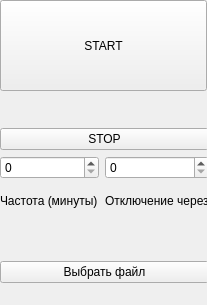
PulsarG/KillSwitch, file mainwindow.ui: the form before one commit.
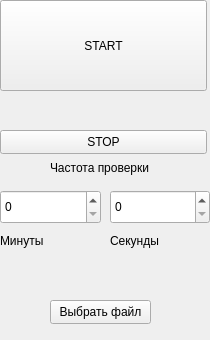
The form after the commit.

Commit message: add seconds setter

Diff of the .ui file:
```diff
--- a/mainwindow.ui
+++ b/mainwindow.ui
@@ -6,20 +6,20 @@
    <rect>
     <x>0</x>
     <y>0</y>
-    <width>207</width>
-    <height>305</height>
+    <width>210</width>
+    <height>340</height>
    </rect>
   </property>
   <property name="minimumSize">
    <size>
-    <width>207</width>
-    <height>305</height>
+    <width>210</width>
+    <height>340</height>
    </size>
   </property>
   <property name="maximumSize">
    <size>
-    <width>207</width>
-    <height>305</height>
+    <width>212</width>
+    <height>340</height>
    </size>
   </property>
   <property name="windowTitle">
@@ -39,39 +39,28 @@
      <string>START</string>
     </property>
    </widget>
-   <widget class="QWidget" name="">
-    <property name="geometry">
-     <rect>
-      <x>0</x>
-      <y>90</y>
-      <width>209</width>
-      <height>193</height>
-     </rect>
-    </property>
-    <layout class="QGridLayout" name="gridLayout">
-     <item row="7" column="0" colspan="2">
       <widget class="QPushButton" name="btnOpenFile">
+    <property name="geometry">
+     <rect>
+      <x>50</x>
+      <y>300</y>
+      <width>101</width>
+      <height>24</height>
+     </rect>
+    </property>
        <property name="text">
         <string>Выбрать файл</string>
        </property>
       </widget>
-     </item>
-     <item row="4" column="0">
-      <widget class="QSpinBox" name="timerSet">
-       <property name="styleSheet">
-        <string notr="true">font: 14pt &quot;Segoe UI&quot;;</string>
-       </property>
-      </widget>
-     </item>
-     <item row="4" column="1">
-      <widget class="QSpinBox" name="offSet">
-       <property name="styleSheet">
-        <string notr="true">font: 14pt &quot;Segoe UI&quot;;</string>
-       </property>
-      </widget>
-     </item>
-     <item row="6" column="0" colspan="2">
       <widget class="QLabel" name="exeName">
+    <property name="geometry">
+     <rect>
+      <x>0</x>
+      <y>260</y>
+      <width>207</width>
+      <height>21</height>
+     </rect>
+    </property>
        <property name="text">
         <string/>
        </property>
@@ -79,9 +68,86 @@
         <set>Qt::AlignCenter</set>
        </property>
       </widget>
-     </item>
-     <item row="1" column="0" colspan="2">
+   <widget class="QLabel" name="label">
+    <property name="geometry">
+     <rect>
+      <x>0</x>
+      <y>230</y>
+      <width>101</width>
+      <height>21</height>
+     </rect>
+    </property>
+    <property name="text">
+     <string>Минуты</string>
+    </property>
+    <property name="wordWrap">
+     <bool>true</bool>
+    </property>
+   </widget>
+   <widget class="QLabel" name="label_2">
+    <property name="geometry">
+     <rect>
+      <x>110</x>
+      <y>230</y>
+      <width>100</width>
+      <height>21</height>
+     </rect>
+    </property>
+    <property name="text">
+     <string>Секунды</string>
+    </property>
+    <property name="wordWrap">
+     <bool>true</bool>
+    </property>
+   </widget>
+   <widget class="QSpinBox" name="timerSet">
+    <property name="geometry">
+     <rect>
+      <x>0</x>
+      <y>190</y>
+      <width>101</width>
+      <height>34</height>
+     </rect>
+    </property>
+    <property name="styleSheet">
+     <string notr="true">font: 14pt &quot;Segoe UI&quot;;</string>
+    </property>
+   </widget>
+   <widget class="QSpinBox" name="setSeconds">
+    <property name="geometry">
+     <rect>
+      <x>110</x>
+      <y>190</y>
+      <width>100</width>
+      <height>34</height>
+     </rect>
+    </property>
+    <property name="styleSheet">
+     <string notr="true">font: 14pt &quot;Segoe UI&quot;;</string>
+    </property>
+   </widget>
+   <widget class="QPushButton" name="btnStop">
+    <property name="geometry">
+     <rect>
+      <x>0</x>
+      <y>130</y>
+      <width>207</width>
+      <height>24</height>
+     </rect>
+    </property>
+    <property name="text">
+     <string>STOP</string>
+    </property>
+   </widget>
       <widget class="QLabel" name="lbl1">
+    <property name="geometry">
+     <rect>
+      <x>0</x>
+      <y>100</y>
+      <width>207</width>
+      <height>21</height>
+     </rect>
+    </property>
        <property name="font">
         <font>
          <pointsize>10</pointsize>
@@ -94,35 +160,18 @@
         <set>Qt::AlignCenter</set>
        </property>
       </widget>
-     </item>
-     <item row="5" column="1">
-      <widget class="QLabel" name="label_2">
-       <property name="text">
-        <string>Отключение через</string>
-       </property>
-       <property name="wordWrap">
-        <bool>true</bool>
-       </property>
-      </widget>
-     </item>
-     <item row="5" column="0">
-      <widget class="QLabel" name="label">
+   <widget class="QLabel" name="label_3">
+    <property name="geometry">
+     <rect>
+      <x>50</x>
+      <y>160</y>
+      <width>111</width>
+      <height>16</height>
+     </rect>
+    </property>
        <property name="text">
-        <string>Частота (минуты)</string>
-       </property>
-       <property name="wordWrap">
-        <bool>true</bool>
-       </property>
-      </widget>
-     </item>
-     <item row="2" column="0" colspan="2">
-      <widget class="QPushButton" name="btnStop">
-       <property name="text">
-        <string>STOP</string>
-       </property>
-      </widget>
-     </item>
-    </layout>
+     <string>Частота проверки</string>
+    </property>
    </widget>
   </widget>
   <widget class="QMenuBar" name="menubar">
```
Left out of the diff: 2 changed lines with no effect on the pictures. Lines whose indentation alone changed are shown as unchanged. The commit also changes 1 other file.
